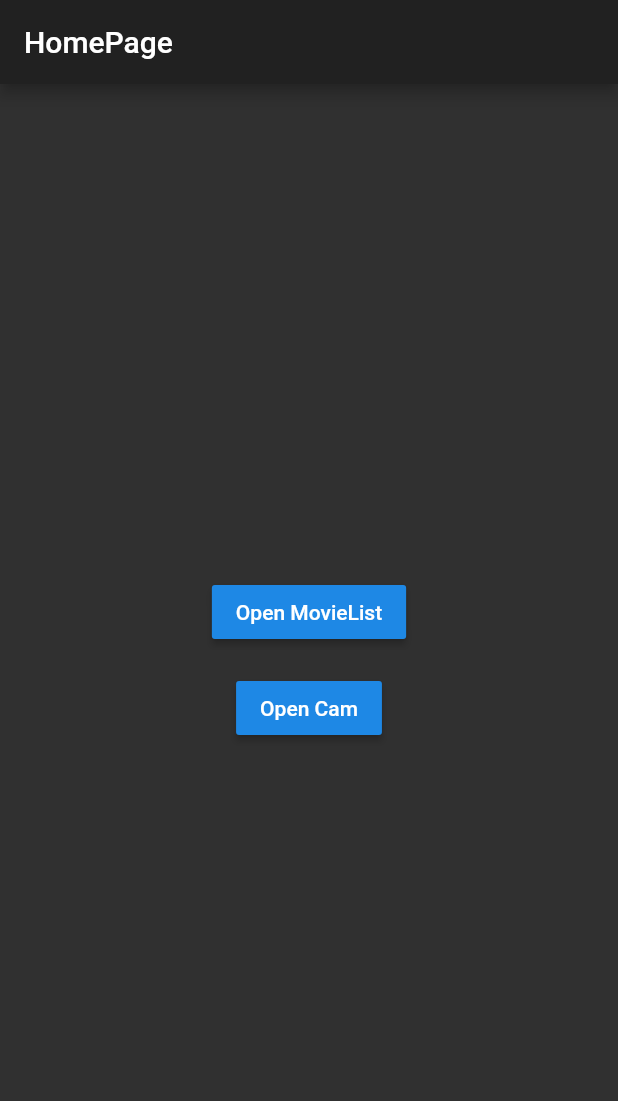
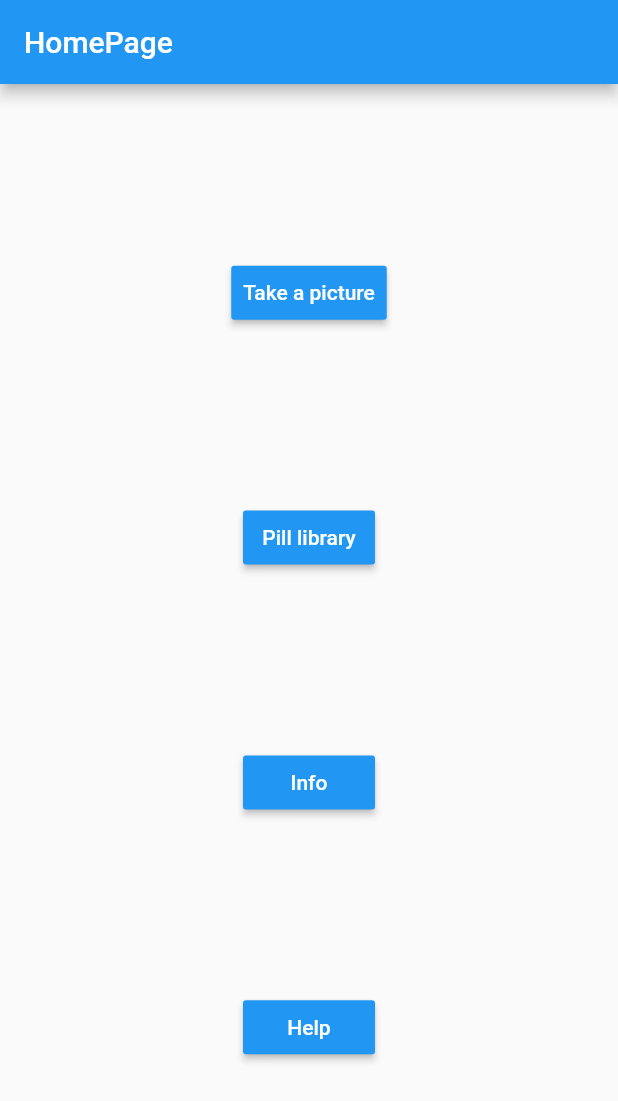
Before and after one commit to CTxD/medid-frontend, a Flutter app: the screen it shows after launch, on a phone screen of 412 x 824 dp. Shown: the top 1101 px of the screen. Run offline on Flutter 3.47's test engine with Material 2 defaults, Android fonts, the light colour scheme and no system bars; our stand-ins replace rxdart.

Commit message:
Homepage with four buttons that can go to a new widget(take an image, pill library, info and help).

```diff
--- a/lib/main.dart
+++ b/lib/main.dart
@@ -2,4 +2,148 @@ import 'package:flutter/material.dart';
 import 'src/app.dart';
 
 // Run the main App Widget
-void main() => runApp(App());
+void main() => runApp(MyApp());
+
+class MyApp extends StatelessWidget {
+  @override
+  Widget build(BuildContext context) {
+    return MaterialApp(
+      title: "MedID",
+      home: HomePage()
+    );
+  }
+}
+
+class HomePage extends StatelessWidget{
+  @override
+  Widget build(BuildContext context) {
+    return Scaffold(
+      appBar: AppBar(
+        title: Text("HomePage"),
+      ),
+      body: new Center(
+        child: new Column(
+          mainAxisAlignment: MainAxisAlignment.spaceEvenly,
+          children: <Widget>[
+            new RaisedButton(
+              padding: const EdgeInsets.all(8.0),
+              textColor: Colors.white,
+              color: Colors.blue,
+              child:  new Text("Take a picture"),
+              onPressed: () {
+                Navigator.push(
+                  context,
+                  MaterialPageRoute(
+                    builder: (context) => TakeAPicture(),
+                  ),
+                );
+              },
+            ),
+            new RaisedButton(
+              padding: const EdgeInsets.all(8.0),
+              textColor: Colors.white,
+              color: Colors.blue,
+              child:  new Text("Pill library"),
+              onPressed: () {
+                Navigator.push(
+                  context,
+                  MaterialPageRoute(
+                    builder: (context) => PillLibrary(),
+                  ),
+                );
+              },
+            ),
+            new RaisedButton(
+              padding: const EdgeInsets.all(8.0),
+              textColor: Colors.white,
+              color: Colors.blue,
+              child:  new Text("Info"),
+              onPressed: () {
+                Navigator.push(
+                  context,
+                  MaterialPageRoute(
+                    builder: (context) => Info(),
+                  ),
+                );
+              },
+            ),
+            new RaisedButton(
+              padding: const EdgeInsets.all(8.0),
+              textColor: Colors.white,
+              color: Colors.blue,
+              child:  new Text("Help"),
+              onPressed: () {
+                Navigator.push(
+                  context,
+                  MaterialPageRoute(
+                    builder: (context) => Help(),
+                  ),
+                );
+              },
+            ),
+          ],
+        ),
+      ),
+    );
+  }
+}
+
+class TakeAPicture extends StatelessWidget {
+  @override
+  Widget build(BuildContext context) {
+    // TODO: implement build
+    return Scaffold(
+      appBar: AppBar(
+        title: Text("Take a picture"),
+      ),
+      body: new Center(
+
+      ),
+    );
+  }
+}
+
+class PillLibrary extends StatelessWidget {
+  @override
+  Widget build(BuildContext context) {
+    // TODO: implement build
+    return Scaffold(
+      appBar: AppBar(
+        title: Text("Pill library"),
+      ),
+      body: new Center(
+
+      ),
+    );
+  }
+}
+
+class Info extends StatelessWidget {
+  @override
+  Widget build(BuildContext context) {
+    // TODO: implement build
+    return Scaffold(
+      appBar: AppBar(
+        title: Text("Info"),
+      ),
+      body: new Center(
+
+      ),
+    );
+  }
+}
+
+class Help extends StatelessWidget {
+  @override
+  Widget build(BuildContext context) {
+    // TODO: implement build
+    return Scaffold(
+      appBar: AppBar(
+        title: Text("Help"),
+      ),
+      body: new Center(
+
+      ),
+    );
+  }
+}
```
